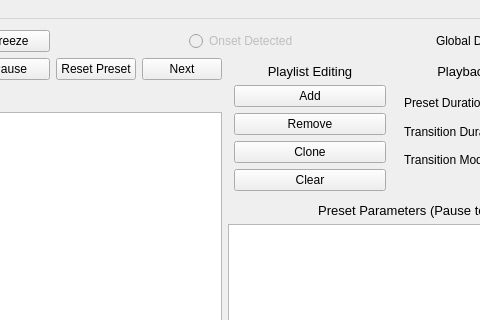
First picture: the form in ui/firemix.ui, repository Openlights/firemix, before the edit; both pictures show x 127 to 607 and y 0 to 320 of the 751 by 613 pixel window.
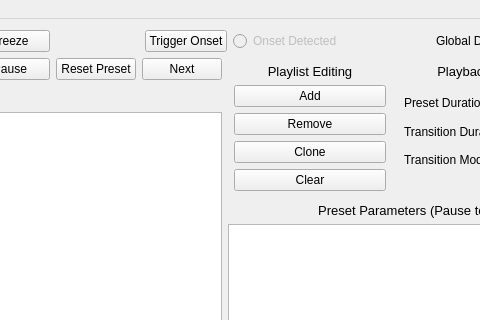
Second picture: the form after the edit. Custom widgets are drawn as their Qt base class.

Commit message: Add button to force an onset event

```diff
--- a/ui/firemix.ui
+++ b/ui/firemix.ui
@@ -80,6 +80,13 @@
          </property>
         </spacer>
        </item>
+       <item>
+        <widget class="QPushButton" name="btn_trigger_onset">
+         <property name="text">
+          <string>Trigger Onset</string>
+         </property>
+        </widget>
+       </item>
        <item>
         <widget class="QRadioButton" name="btn_onset_detected">
          <property name="enabled">
```
Left out of the diff: 2 changed lines with no effect on the pictures. The commit also changes 1 other file.
